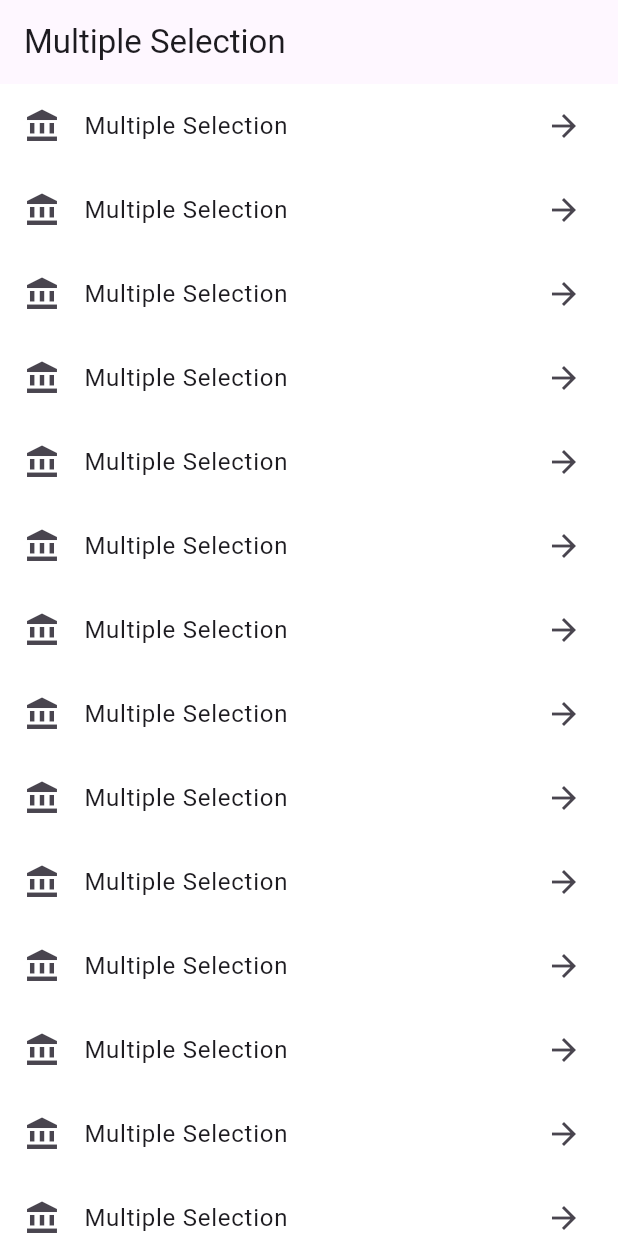
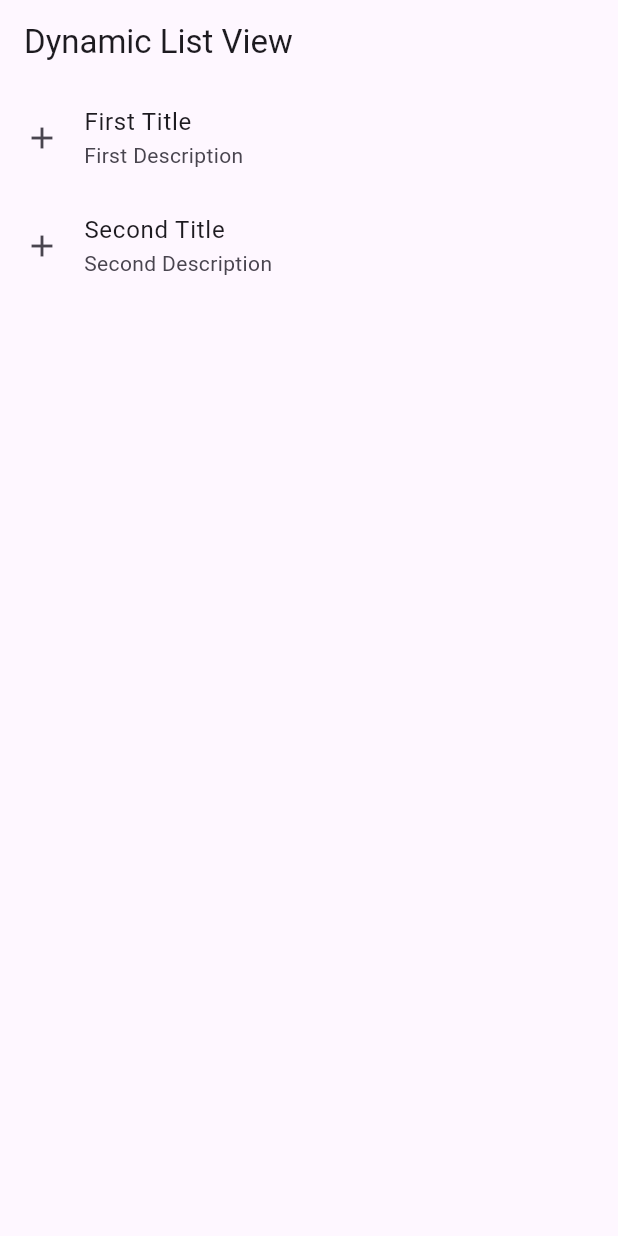
Before and after one commit to MuhammadAliKust/Flutter-B25, a Flutter app: the screen it shows after launch, on a phone screen of 412 x 824 dp. Run offline on Flutter 3.47's test engine with Material 3 defaults, Android fonts, the phone set to English and light mode, and no system bars; our stand-ins replace string_validator.

Commit message:
Dynamic List View Done

```diff
--- /dev/null
+++ b/lib/dynamic_list_view.dart
@@ -0,0 +1,28 @@
+import 'package:flutter/material.dart';
+import 'package:flutter_b25/models/notification.dart';
+
+class DynamicListView extends StatelessWidget {
+  DynamicListView({super.key});
+
+  List<NotificationModel> notificationList = [
+    NotificationModel(title: 'First Title', description: 'First Description'),
+    NotificationModel(title: 'Second Title', description: 'Second Description'),
+  ];
+
+  @override
+  Widget build(BuildContext context) {
+    return Scaffold(
+      appBar: AppBar(title: Text("Dynamic List View")),
+      body: ListView.builder(
+        itemCount: notificationList.length,
+        itemBuilder: (context, i) {
+          return ListTile(
+            leading: Icon(Icons.add),
+            title: Text(notificationList[i].title),
+            subtitle: Text(notificationList[i].description),
+          );
+        },
+      ),
+    );
+  }
+}
--- a/lib/main.dart
+++ b/lib/main.dart
@@ -1,6 +1,7 @@
 import 'package:flutter/material.dart';
 
 import 'asset_image.dart';
+import 'dynamic_list_view.dart';
 import 'login.dart';
 import 'multiple_selection.dart';
 import 'network_image.dart';
@@ -15,7 +16,7 @@ class MyApp extends StatelessWidget {
   @override
   Widget build(BuildContext context) {
     return MaterialApp(
-      home: MultipleSelection(),
+      home: DynamicListView(),
       // home: Scaffold(
       //   backgroundColor: Colors.blue,
       //   appBar: AppBar(
--- /dev/null
+++ b/lib/models/notification.dart
@@ -0,0 +1,6 @@
+class NotificationModel{
+  final String title;
+  final String description;
+
+  NotificationModel({required this.title, required this.description});
+}
```
